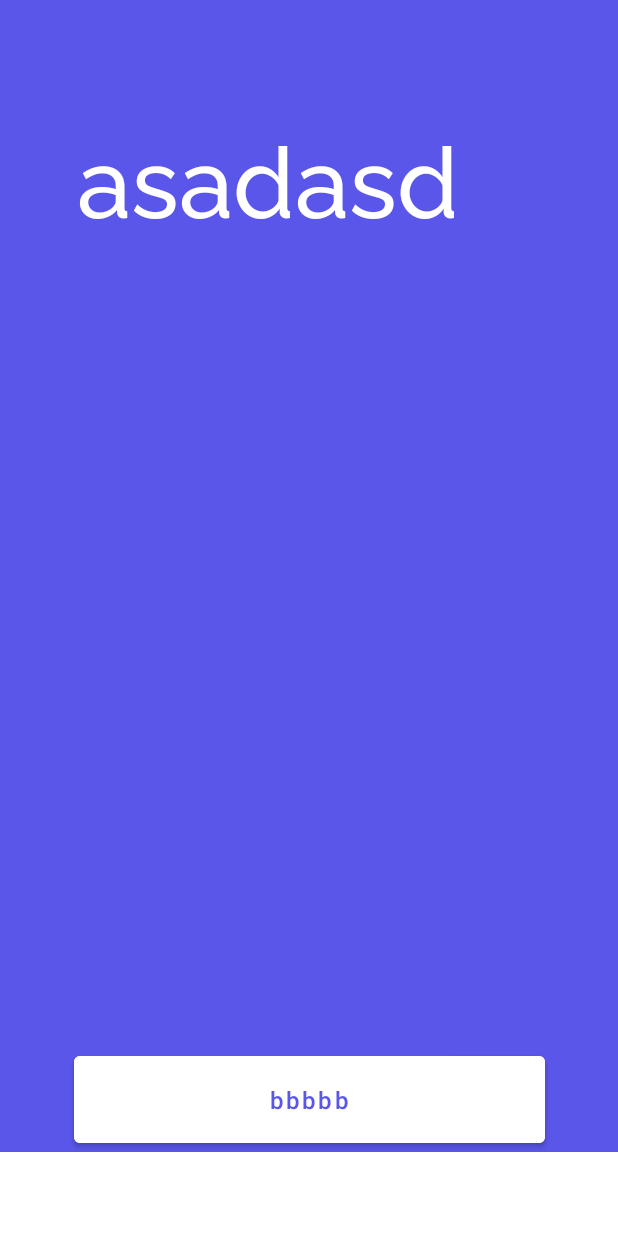
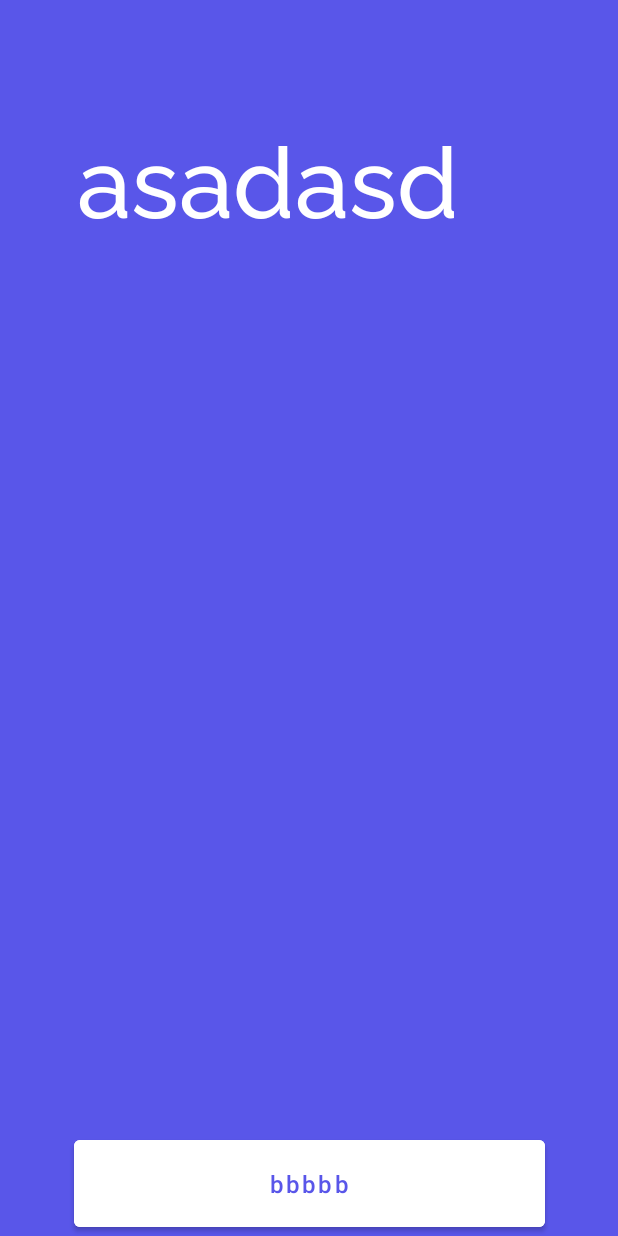
Before and after one commit to Hepsiburada-Mobil-Android-Bootcamp/Homework2_GroupB, an Android app: the OnBoardingFragment screen opened through its navigation route, on a phone screen of 412 x 824 dp. Run offline under Robolectric (Android 15) with nearby library versions, the phone set to English and light mode, and no system bars; our stand-ins replace data binding, navigation-ui.

Commit message:
Solve debug

```diff
--- a/app/src/main/java/com/noor/homework2_groupb/view/MainActivity.kt
+++ b/app/src/main/java/com/noor/homework2_groupb/view/MainActivity.kt
@@ -13,8 +13,6 @@ class MainActivity : AppCompatActivity() {
 
     private var _binding: ActivityMainBinding? = null
     private val binding get() = _binding!!
-
-    private lateinit var navController: NavController
 
     override fun onCreate(savedInstanceState: Bundle?) {
         super.onCreate(savedInstanceState)
@@ -35,6 +33,6 @@ class MainActivity : AppCompatActivity() {
     }
 
     fun hideNavigationBar() {
-        binding.bottomNavigationView.visibility = View.INVISIBLE
+        binding.bottomNavigationView.visibility = View.GONE
     }
 }
--- a/app/src/main/java/com/noor/homework2_groupb/view/onboarding/OnBoardingFragment.kt
+++ b/app/src/main/java/com/noor/homework2_groupb/view/onboarding/OnBoardingFragment.kt
@@ -10,7 +10,7 @@ import com.noor.homework2_groupb.databinding.FragmentOnBoardingBinding
 import com.noor.homework2_groupb.view.onboarding.animation.CubeOutDepthTransformation
 
 class OnBoardingFragment :
-    BaseFragment<FragmentOnBoardingBinding>(FragmentOnBoardingBinding::inflate,false) {
+    BaseFragment<FragmentOnBoardingBinding>(FragmentOnBoardingBinding::inflate) {
 
     val adapter by lazy { OnBoardAdapter(requireActivity()) }
 
--- a/app/src/main/res/layout/activity_main.xml
+++ b/app/src/main/res/layout/activity_main.xml
@@ -27,6 +27,7 @@
             android:layout_width="match_parent"
             android:layout_height="wrap_content"
             android:background="@color/white"
+            android:visibility="gone"
             app:menu="@menu/bottom_menu" />
 
     </LinearLayout>
```
Also changed, not shown: 2 other files.
